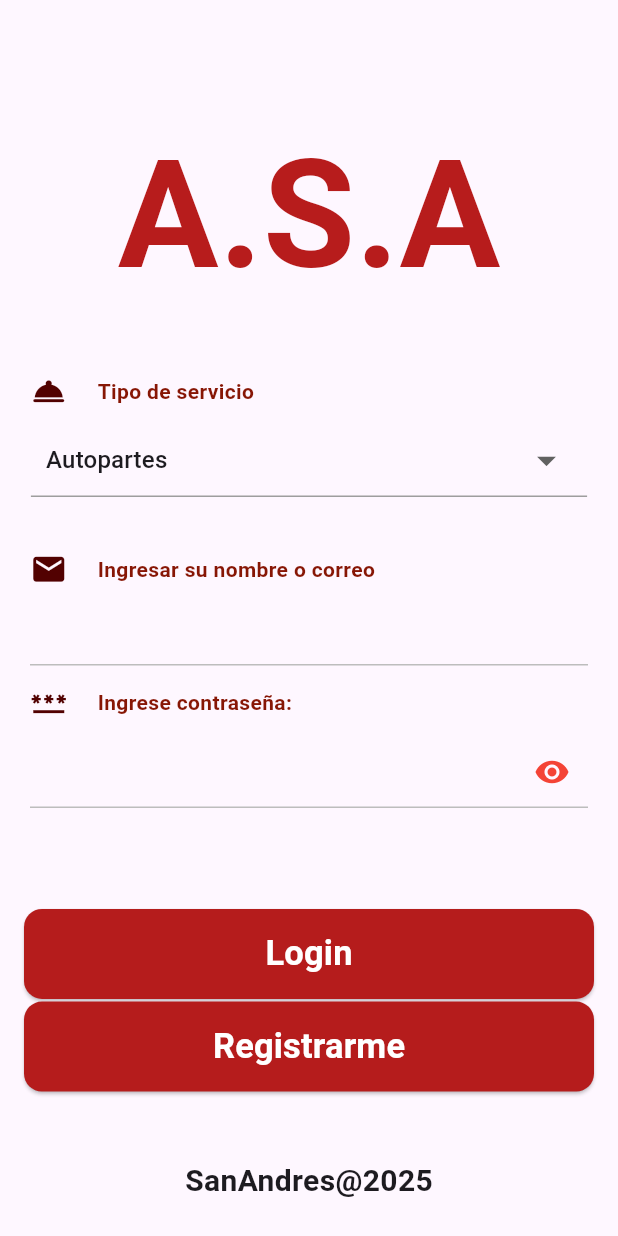
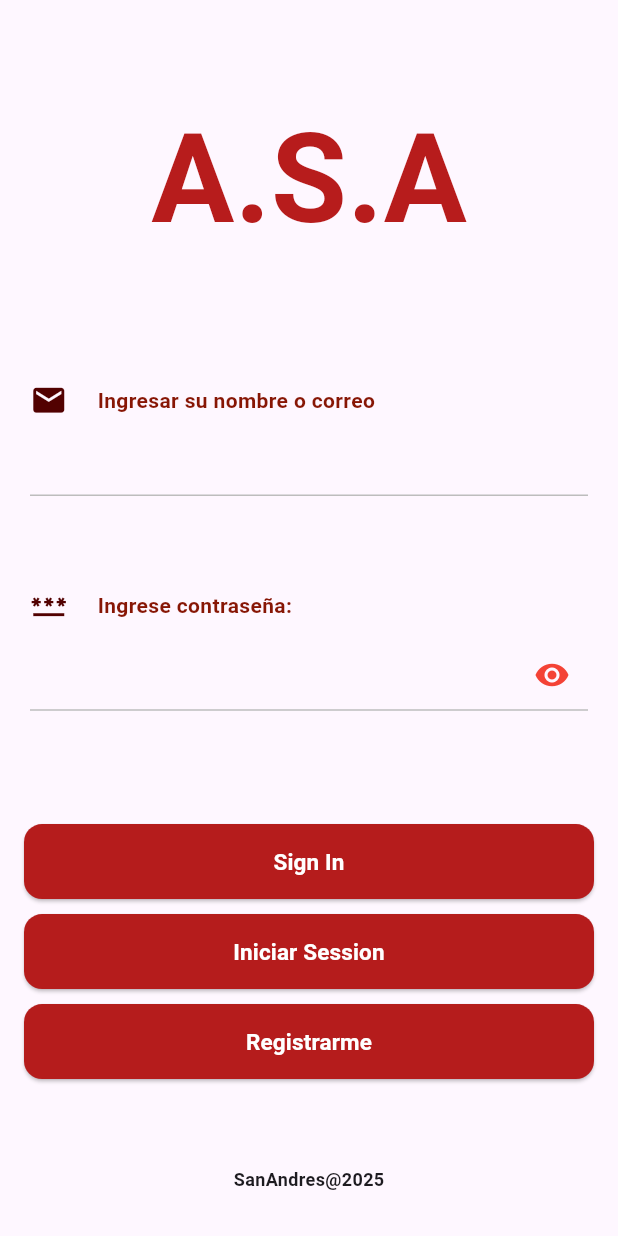
Before and after one commit to LuisCalleLazo/SanAndres_Mobile, a Flutter app: the screen it shows after launch, on a phone screen of 412 x 824 dp. Run offline on Flutter 3.47's test engine with Material 3 defaults, Android fonts, the phone set to English and light mode, and no system bars; our stand-ins replace dio, flutter_dotenv, flutter_secure_storage, go_router, google_fonts, image_picker and 4 more; missing offline and left inert: flutter_pdfview; accounts and stored records are empty.

Commit message:
Update Resize widgets

```diff
--- a/lib/presentation/pages/auth/login_page.dart
+++ b/lib/presentation/pages/auth/login_page.dart
@@ -3,10 +3,8 @@ import 'package:go_router/go_router.dart';
 import 'package:san_andres_mobile/presentation/services/input_controller_manager.dart';
 import 'package:san_andres_mobile/presentation/services/value_notifier_manager.dart';
 import 'package:san_andres_mobile/presentation/widgets/buttons/btn_text_default.dart';
-import 'package:san_andres_mobile/presentation/widgets/dropdown/dropdown_field_dev.dart';
 import 'package:san_andres_mobile/presentation/widgets/inputs/input_default.dart';
 import 'package:san_andres_mobile/presentation/widgets/inputs/input_pass.dart';
-import 'package:san_andres_mobile/shared/constants/default_value.dart';
 
 class LoginPage extends StatefulWidget {
   static String name = "login";
@@ -32,31 +30,19 @@ class _LoginPageState extends State<LoginPage> {
             mainAxisAlignment: MainAxisAlignment.spaceAround,
             children: [
               Container(
-                padding: const EdgeInsets.only(top: 50),
+                padding: EdgeInsets.only(
+                    top: MediaQuery.of(context).size.height * 0.02),
                 height: MediaQuery.of(context).size.height * 0.2,
                 child: Center(
                   child: Text(
                     "A.S.A",
                     style: TextStyle(
-                      fontSize: 100,
+                      fontSize: MediaQuery.of(context).size.height * 0.1,
                       fontWeight: FontWeight.bold,
                       color: Colors.red[900],
                     ),
                   ),
                 ),
-              ),
-              SizedBox(
-                height: MediaQuery.of(context).size.height * 0.4,
-                child: Column(
-                  mainAxisAlignment: MainAxisAlignment.spaceAround,
-                  children: [
-                    DropdownFieldDev(
-                      items: itemsAppSections,
-                      text: "Tipo de servicio",
-                      label: "Tipo de servicio",
-                      icon: Icons.room_service_rounded,
-                      value: valueManagerInt.getNotifier("app_sections"),
-                      width: MediaQuery.of(context).size.width * 0.9,
               ),
               InputDefault(
                 label: "Ingresar su nombre o correo",
@@ -67,26 +53,35 @@ class _LoginPageState extends State<LoginPage> {
               InputPass(
                 controller: _inputManager.getController("passw_login"),
               ),
-                  ],
-                ),
-              ),
-              SizedBox(
-                height: MediaQuery.of(context).size.height * 0.15,
-                child: Column(
-                  mainAxisAlignment: MainAxisAlignment.spaceAround,
+              Column(
+                mainAxisAlignment: MainAxisAlignment.spaceBetween,
                 children: [
                   BtnTextDefault(
-                      text: "Login",
+                    text: "Sign In",
                     color: const Color.fromARGB(255, 181, 28, 28),
+                    heigth: (MediaQuery.of(context).size.height) * 0.05,
                     width: (MediaQuery.of(context).size.width) - 80,
                     maxWidth: (MediaQuery.of(context).size.width) - 30,
                     onPressed: () async {
                       context.push('/home');
                     },
                   ),
+                  const SizedBox(height: 10),
+                  BtnTextDefault(
+                    text: "Iniciar Session",
+                    color: const Color.fromARGB(255, 181, 28, 28),
+                    heigth: (MediaQuery.of(context).size.height) * 0.05,
+                    width: (MediaQuery.of(context).size.width) - 80,
+                    maxWidth: (MediaQuery.of(context).size.width) - 30,
+                    onPressed: () async {
+                      context.push('/home');
+                    },
+                  ),
+                  const SizedBox(height: 10),
                   BtnTextDefault(
                     text: "Registrarme",
                     color: const Color.fromARGB(255, 181, 28, 28),
+                    heigth: (MediaQuery.of(context).size.height) * 0.05,
                     width: (MediaQuery.of(context).size.width) - 80,
                     maxWidth: (MediaQuery.of(context).size.width) - 30,
                     onPressed: () {
@@ -95,12 +90,11 @@ class _LoginPageState extends State<LoginPage> {
                   ),
                 ],
               ),
-              ),
               Center(
                 child: Text(
                   'SanAndres@$dateNow',
                   style: const TextStyle(
-                    fontSize: 20,
+                    fontSize: 12,
                     fontWeight: FontWeight.bold,
                   ),
                 ),
--- a/lib/presentation/screens/home/sales_screen.dart
+++ b/lib/presentation/screens/home/sales_screen.dart
@@ -38,6 +38,7 @@ class _SalesScreenState extends State<SalesScreen> {
   void _showSnackbarFilter(BuildContext context) {
     ScaffoldMessenger.of(context).clearSnackBars();
     final snackbar = SnackBar(
+      padding: const EdgeInsets.all(0),
       backgroundColor: Colors.white,
       content: SnackbarSaleFilter(),
       duration: const Duration(hours: 1),
--- a/lib/presentation/widgets/buttons/btn_text_default.dart
+++ b/lib/presentation/widgets/buttons/btn_text_default.dart
@@ -16,8 +16,8 @@ class BtnTextDefault extends StatelessWidget {
     required this.text,
     required this.onPressed,
     this.width = 300.0,
-    this.heigth = 60,
-    this.fontSize = 23,
+    this.heigth = 30,
+    this.fontSize = 15,
     this.color = Colors.red,
     this.minWidth = 200.0,
     this.maxWidth = 350.0,
@@ -46,12 +46,12 @@ class BtnTextDefault extends StatelessWidget {
           ),
           onPressed: onPressed,
           child: Container(
-            padding: const EdgeInsetsDirectional.symmetric(vertical: 10),
             width: width,
+            alignment: Alignment.center,
             height: heigth,
-            alignment: Alignment.center,
             child: Text(
               text,
+              textAlign: TextAlign.center,
               style: TextStyle(
                 fontSize: fontSize,
                 fontFamily: "",
--- a/lib/presentation/widgets/card/card_autopart.dart
+++ b/lib/presentation/widgets/card/card_autopart.dart
@@ -32,7 +32,7 @@ class CardAutopart extends StatelessWidget {
         clipBehavior: Clip.hardEdge,
         elevation: 10,
         child: Container(
-          height: 140,
+          height: 120,
           color: Colors.white60,
           padding: const EdgeInsets.symmetric(horizontal: 30),
           child: Row(
```
Also changed, not shown: lib/presentation/pages/app/home_page.dart (+1 -30 lines), lib/presentation/pages/sales/add_sale_page.dart (+6 -2 lines), lib/presentation/screens/home/autoparts_screen.dart (+4 -3 lines), lib/presentation/screens/home/catalogs_screen.dart (+5 -5 lines), lib/presentation/screens/home/reports_screen.dart (+13 -11 lines), lib/presentation/widgets/buttons/btn_img_dev.dart (+12 -3 lines), lib/presentation/widgets/inputs/input_date_dev.dart (+7 -6 lines), 4 other files. Lines whose indentation alone changed are shown as unchanged.
